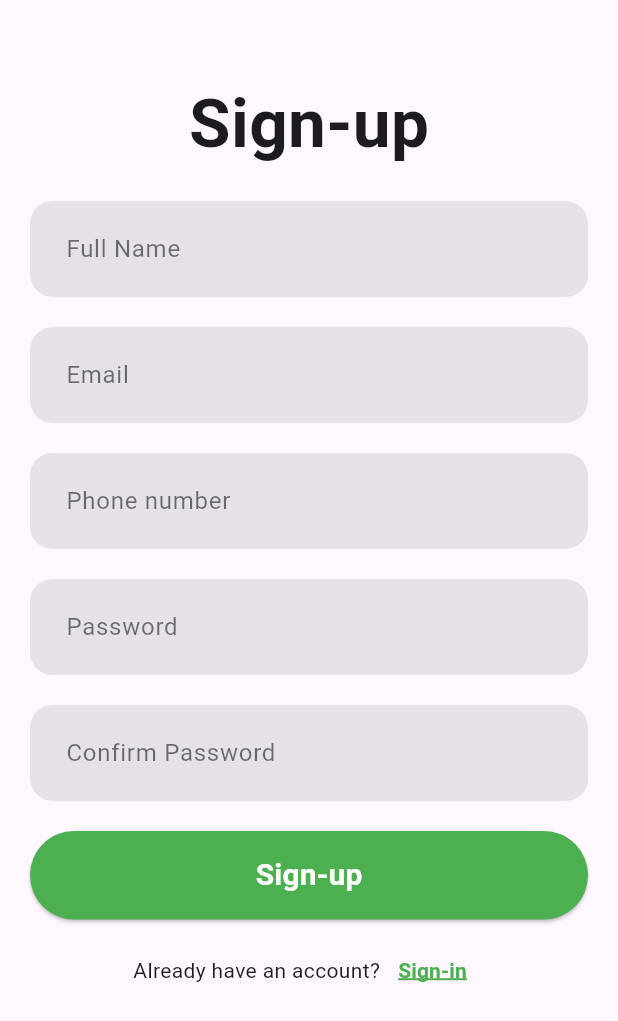
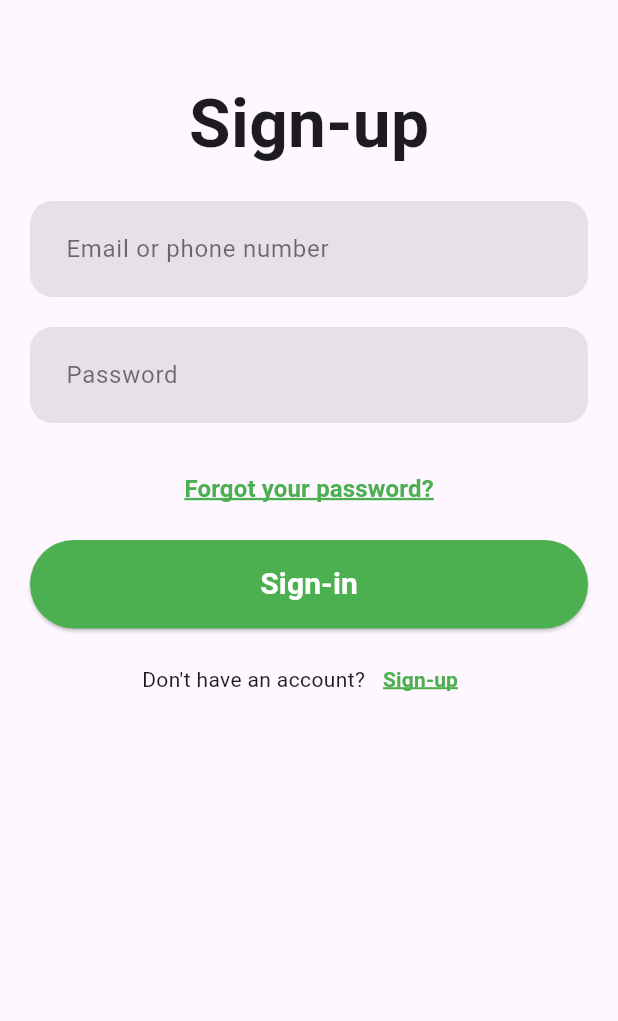
Before and after one commit to salimbougrinat/nozhati, a Flutter app: the screen it shows after launch, on a phone screen of 412 x 824 dp. Shown: the top 1021 px of the screen. Run offline on Flutter 3.47's test engine with Material 3 defaults, Android fonts, the phone set to English and light mode, and no system bars.

Commit message:
Add signin screen and update main application to use it

```diff
--- a/lib/main.dart
+++ b/lib/main.dart
@@ -1,5 +1,5 @@
 import 'package:flutter/material.dart';
-import 'package:nozhati/screen/authentication/signup_screen.dart';
+import 'package:nozhati/screen/authentication/signin_screen.dart';
 
 void main() {
   runApp(const MyApp());
@@ -13,7 +13,7 @@ class MyApp extends StatelessWidget {
     return MaterialApp(
       debugShowCheckedModeBanner: false,
       home: Scaffold(
-        body: SignupScreen()
+        body: SigninScreen()
       ),
     );
   }
--- /dev/null
+++ b/lib/screen/authentication/signin_screen.dart
@@ -0,0 +1,88 @@
+import 'package:flutter/material.dart';
+import 'package:nozhati/shared/widget/button_widget.dart';
+import 'package:nozhati/shared/widget/input_widget.dart';
+
+class SigninScreen extends StatefulWidget {
+  const SigninScreen({super.key});
+
+  @override
+  State<SigninScreen> createState() => _SigninScreenState();
+}
+
+class _SigninScreenState extends State<SigninScreen> {
+  @override
+  Widget build(BuildContext context) {
+    return Scaffold(
+      body: SingleChildScrollView(
+        child: Padding(
+          padding: const EdgeInsets.all(20),
+          child: Center(
+            child: Column(
+              mainAxisAlignment: MainAxisAlignment.center,
+              children: [
+                SizedBox(height: 30),
+                Text(
+                  "Sign-up",
+                  style: TextStyle(fontSize: 45, fontWeight: FontWeight.bold),
+                ),
+                SizedBox(height: 10),
+                InputWidget(
+                  label: "Email or phone number",
+                  obscure: false,
+                  keyboardType: TextInputType.emailAddress,
+                  inputAction: TextInputAction.next,
+                  onEditingComplete: () {},
+                ),
+                InputWidget(
+                  label: "Password",
+                  obscure: true,
+                  keyboardType: TextInputType.visiblePassword,
+                  inputAction: TextInputAction.done,
+                  onEditingComplete: () {},
+                ),
+                SizedBox(height: 10),
+                TextButton(
+                  onPressed: () {},
+                  child: Text(
+                    "Forgot your password?",
+                    style: TextStyle(
+                      fontSize: 16,
+                      color: Colors.green,
+                      fontWeight: FontWeight.bold,
+                      decoration: TextDecoration.underline,
+                      decorationColor: Colors.green,
+                      decorationThickness: 2,
+                    ),
+                  ),
+                ),
+                SizedBox(height: 10),
+
+                ButtonWidget(label: "Sign-in", onPressed: () {}),
+                SizedBox(height: 10),
+                Row(
+                  mainAxisAlignment: MainAxisAlignment.center,
+                  children: [
+                    Text("Don't have an account?"),
+                    TextButton(
+                      onPressed: () {},
+                      child: Text(
+                        "Sign-up",
+                        style: TextStyle(
+                          color: Colors.green,
+                          fontWeight: FontWeight.bold,
+                          decoration: TextDecoration.underline,
+                          decorationColor: Colors.green,
+                          decorationThickness: 2,
+                        ),
+                      ),
+                    ),
+                  ],
+                ),
+              ],
+            ),
+          ),
+        ),
+      ),
+    );
+  }
+}
```
